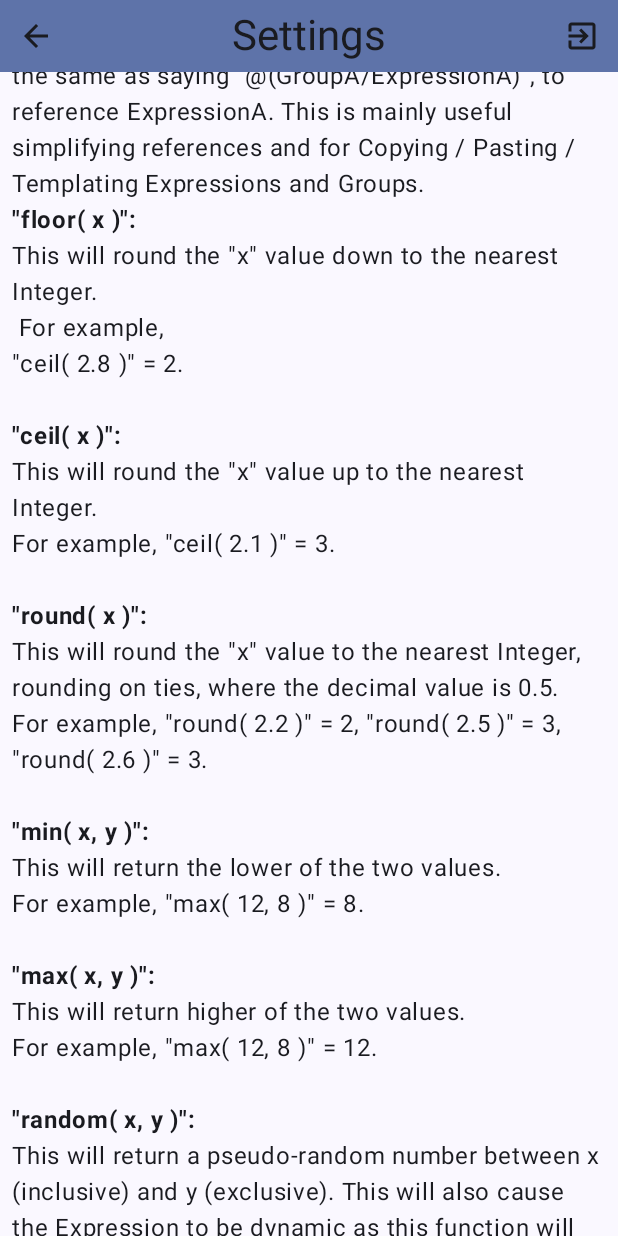
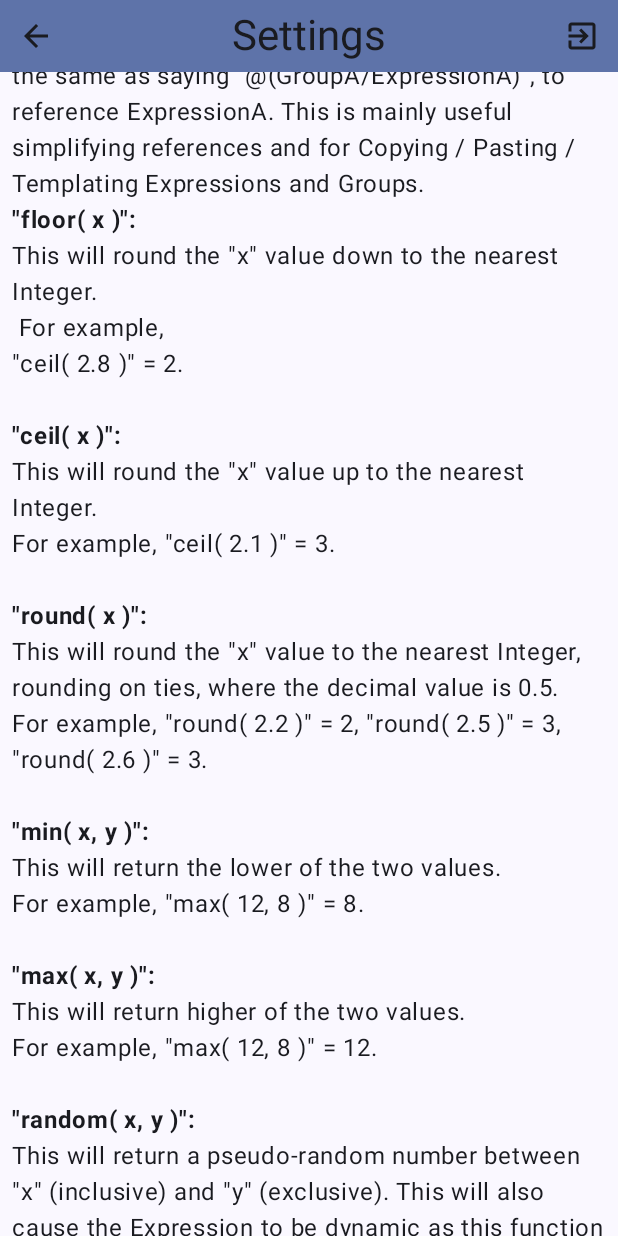
Before and after one commit to Carson-McCombs/DiceCompanionApp, an Android app built with Jetpack Compose: the @Preview function HelpScreenView_Preview, scrolled down 1153 dp, on a phone screen of 412 x 824 dp. Run offline under Robolectric (Android 15) with nearby library versions, the phone set to English and light mode, and no system bars.

Commit message:
Fixed missing quotation

```diff
--- a/app/src/main/java/view/helpScreen/HelpScreenView.kt
+++ b/app/src/main/java/view/helpScreen/HelpScreenView.kt
@@ -171,7 +171,7 @@ fun HelpScreenView(navigateUp: () -> Unit, navigateToGitHub: () -> Unit){
                 style = boldBodyLarge
             )
             Text(
-                text =  "This will return a pseudo-random number between x (inclusive) and y (exclusive). " +
+                text =  "This will return a pseudo-random number between \"x\" (inclusive) and \"y\" (exclusive). " +
                         "This will also cause the Expression to be dynamic as this function will return " +
                         "a new value each time it is called. \n" +
                         "For example, random ( 0, 8 ) can return any of the " +
```
